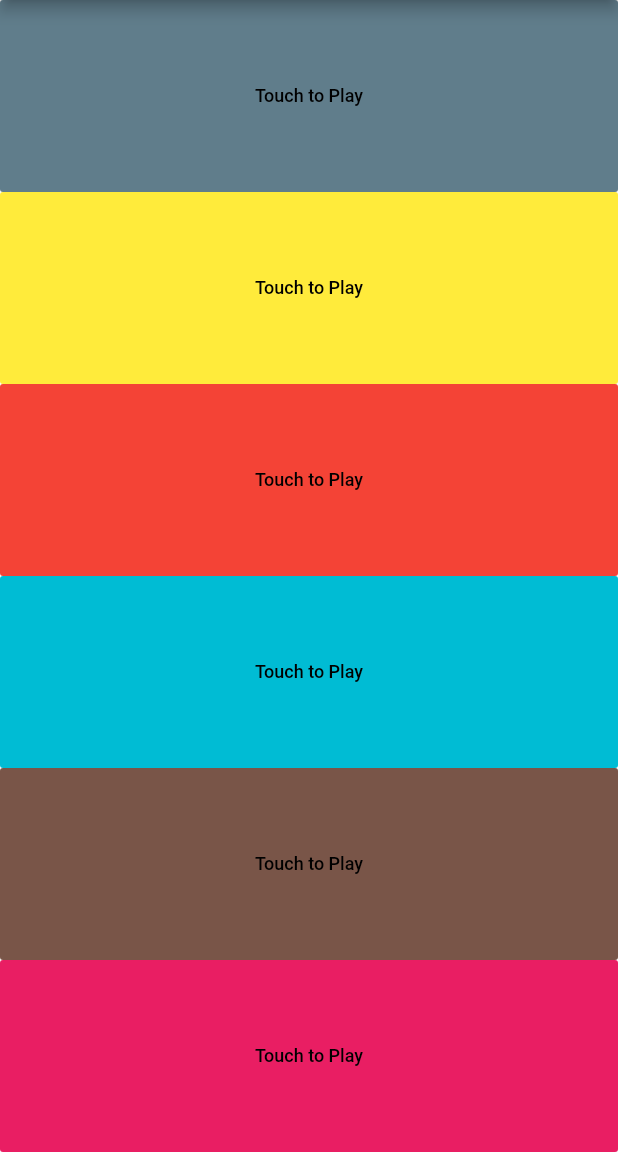
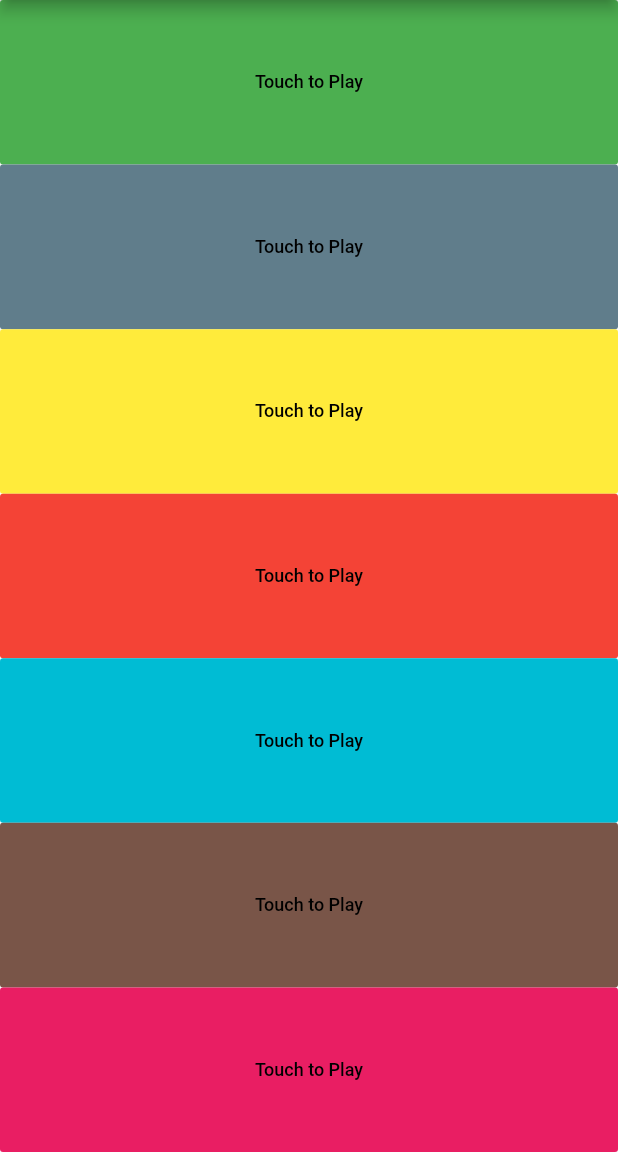
Before and after one commit to johnnylyimo/Flutter_Piano, a Flutter app: the screen it shows after launch, on a phone screen of 412 x 824 dp, the part 84-1236 px from its top. Run offline on Flutter 3.47's test engine with Material 2 defaults, Android fonts, the phone set to English and light mode, and no system bars; our stand-ins replace audioplayers.

Commit message:
Added Column children playKey function 7

```diff
--- a/lib/screens/piano_playground.dart
+++ b/lib/screens/piano_playground.dart
@@ -40,6 +40,10 @@ class PianoPlayGround extends StatelessWidget {
         crossAxisAlignment: CrossAxisAlignment.stretch,
         children: <Widget>[
           playKey(
+            colorName: Colors.green,
+            num: 7,
+          ),
+          playKey(
             colorName: Colors.blueGrey,
             num: 6,
           ),
```
